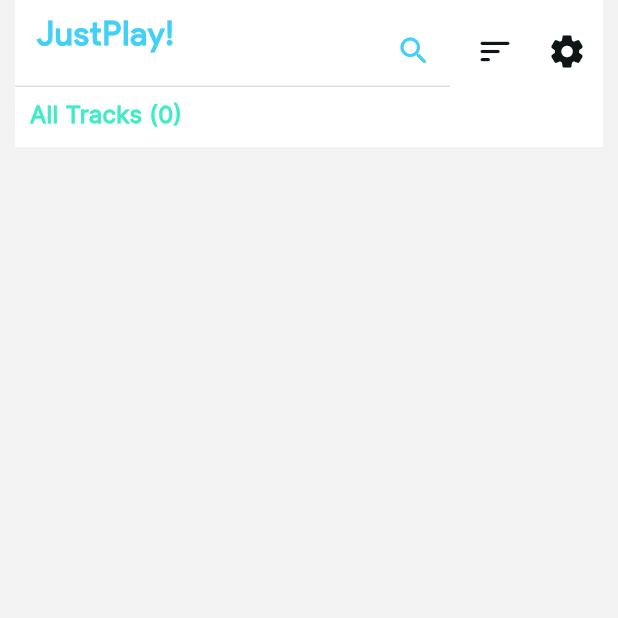
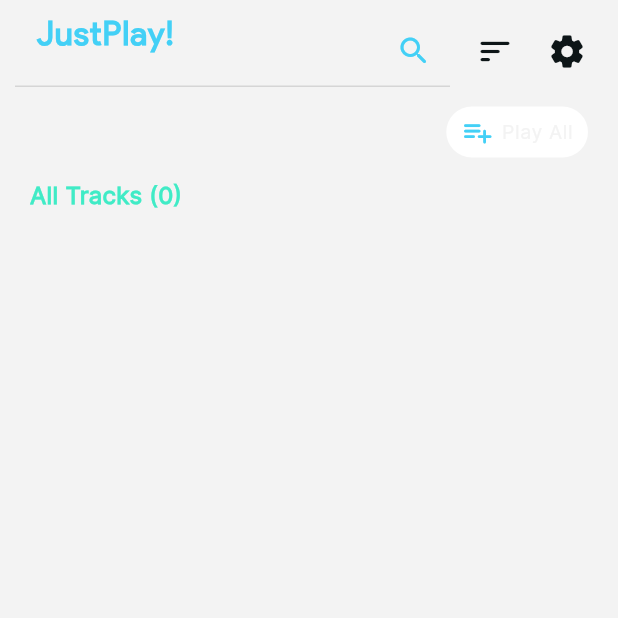
Before and after one commit to Harshit-Sonawala/just_play, a Flutter app: the WrapperScreen screen opened directly, after a tap on the "sort" icon, after a tap on "Alphabetical Asc", on a phone screen of 412 x 824 dp, the top half of it. Run offline on Flutter 3.47's test engine with Material 3 defaults, Android fonts, the phone set to English and light mode, and no system bars; our stand-ins replace device_info_plus, file_picker, flutter_svg, just_audio, objectbox, permission_handler and 2 more; missing offline and left inert: audiotags, restart_app; accounts and stored records are empty; generated files the repository leaves out were written again; statements that could not run were skipped.

Commit message:
Fixed Ghost Card Layouts by wrapping with Material(), working on removing Container refactor

```diff
--- a/lib/main.dart
+++ b/lib/main.dart
@@ -1,5 +1,4 @@
 import 'package:flutter/material.dart';
-import 'package:flutter/services.dart';
 import 'package:provider/provider.dart';
 
 import '../providers/theme_provider.dart';
--- a/lib/screens/home_screen.dart
+++ b/lib/screens/home_screen.dart
@@ -5,7 +5,7 @@
 import '../providers/audio_player_provider.dart';
 
 import '../widgets/custom_divider.dart';
-// import '../widgets/custom_elevated_button.dart';
+import '../widgets/custom_elevated_button.dart';
 import '../widgets/custom_list_item.dart';
 import '../screens/search_screen.dart';
 import '../screens/settings_screen.dart';
@@ -29,10 +29,6 @@
   Widget build(BuildContext context) {
     return Padding(
       padding: const EdgeInsets.symmetric(horizontal: 10),
-      child: Column(
-        children: [
-          Container(
-            color: Theme.of(context).colorScheme.surfaceDim,
       child: Column(
         children: [
           const SizedBox(height: 10),
@@ -204,35 +200,33 @@
           const SizedBox(height: 6),
 
           // AppBar Header Row 2
-                // Padding(
-                //   padding: const EdgeInsets.symmetric(horizontal: 10),
-                //   child: Row(
-                //     mainAxisAlignment: MainAxisAlignment.spaceBetween,
-                //     crossAxisAlignment: CrossAxisAlignment.center,
-                //     children: [
-                //       const Text(
-                //         'Quick Tracks',
-                //       ),
-                //       CustomElevatedButton(
-                //         onPressed: () {
-                //           debugPrint('Play All Quick Tracks pressed.');
-                //         },
-                //         padding: const EdgeInsets.symmetric(vertical: 6, horizontal: 10),
-                //         borderRadius: 50,
-                //         backgroundColor: Theme.of(context).colorScheme.surfaceBright,
-                //         icon: Icons.playlist_add_rounded,
-                //         iconSize: 22,
-                //         iconColor: Theme.of(context).colorScheme.secondary,
-                //         title: 'Play All',
-                //         titleStyle: Theme.of(context).textTheme.bodySmall,
-                //       ),
-                //     ],
-                //   ),
-                // ),
-                // const SizedBox(height: 6),
+          Padding(
+            padding: const EdgeInsets.symmetric(horizontal: 10),
+            child: Row(
+              mainAxisAlignment: MainAxisAlignment.spaceBetween,
+              crossAxisAlignment: CrossAxisAlignment.center,
+              children: [
+                const Text(
+                  'Quick Tracks',
+                ),
+                CustomElevatedButton(
+                  onPressed: () {
+                    debugPrint('Play All Quick Tracks pressed.');
+                  },
+                  padding: const EdgeInsets.symmetric(vertical: 6, horizontal: 10),
+                  borderRadius: 50,
+                  backgroundColor: Theme.of(context).colorScheme.surfaceBright,
+                  icon: Icons.playlist_add_rounded,
+                  iconSize: 22,
+                  iconColor: Theme.of(context).colorScheme.secondary,
+                  title: 'Play All',
+                  titleStyle: Theme.of(context).textTheme.bodySmall,
+                ),
               ],
             ),
           ),
+          const SizedBox(height: 6),
+
           FutureBuilder<List<Track>>(
             future: widget.trackListFuture,
             builder: (context, snapshot) {
@@ -254,10 +248,6 @@
                 return Expanded(
                   child: Column(
                     children: [
-                      Container(
-                        color: Theme.of(context).colorScheme.surfaceDim,
-                        child: Column(
-                          children: [
                       Padding(
                         padding: const EdgeInsets.symmetric(horizontal: 10),
                         child: Row(
@@ -272,11 +262,8 @@
                         ),
                       ),
                       const SizedBox(height: 10),
-                          ],
-                        ),
-                      ),
 
-                      // ListView Builder
+                      // All Tracks ListView Builder
                       Expanded(
                         child: ListView.builder(
                           // itemExtent: 80,
--- a/lib/screens/shuffler_screen.dart
+++ b/lib/screens/shuffler_screen.dart
@@ -22,7 +22,8 @@
 }
 
 class _ShufflerScreenState extends State<ShufflerScreen> {
-  List<Track> getShuffledTrackList(List<Track> sourceTrackList, {int randomCount = 20}) {
+  // keep randomCount as a multiple of 3 since crossAxisCount = 3
+  List<Track> getShuffledTrackList(List<Track> sourceTrackList, {int randomCount = 18}) {
     List<Track> shuffledTrackList = [];
     if (sourceTrackList.isEmpty) {
       return shuffledTrackList;
@@ -107,10 +108,10 @@
                 final shuffledTrackList = getShuffledTrackList(snapshot.data!);
                 debugPrint('ShufflerScreen shuffledTrackList Length: ${shuffledTrackList.length}');
                 // debugPrint('WrapperScreen snapshot.data: ${snapshot.data}');
-                return SingleChildScrollView(
-                  child: SizedBox(
-                    height: 600,
+                return Expanded(
+                  // height: 600,
                   child: MasonryGridView.builder(
+                    padding: const EdgeInsets.only(bottom: 100),
                     // axisDirection: AxisDirection.down,
                     gridDelegate: const SliverSimpleGridDelegateWithFixedCrossAxisCount(
                       crossAxisCount: 3,
@@ -129,6 +130,7 @@
                           debugPrint('onLongPress() of ${eachTrack.filePath}');
                         },
                         child: Column(
+                          mainAxisAlignment: MainAxisAlignment.center,
                           crossAxisAlignment: CrossAxisAlignment.start,
                           children: [
                             // const Icon(Icons.music_note_rounded, size: 16),
@@ -189,7 +191,6 @@
                     //   },
                     // ).toList(),
                   ),
-                  ),
                 );
               } else if (snapshot.hasError) {
                 // unexpected case and error encounterred
--- a/lib/widgets/custom_grid_card.dart
+++ b/lib/widgets/custom_grid_card.dart
@@ -29,6 +29,7 @@
   Widget build(BuildContext context) {
     return ConstrainedBox(
       constraints: const BoxConstraints(minHeight: 100),
+      child: Material(
         child: Ink(
           // width: 360,
           decoration: BoxDecoration(
@@ -63,6 +64,7 @@
             ),
           ),
         ),
+      ),
     );
   }
 }
--- a/lib/widgets/custom_list_item.dart
+++ b/lib/widgets/custom_list_item.dart
@@ -48,7 +48,8 @@
 
   @override
   Widget build(BuildContext context) {
-    return Ink(
+    return Material(
+      child: Ink(
         // padding: widget.padding,
         height: 60,
         decoration: BoxDecoration(
@@ -168,6 +169,7 @@
             ),
           ),
         ),
+      ),
     );
   }
 }
```
Lines whose indentation alone changed are shown as unchanged.
